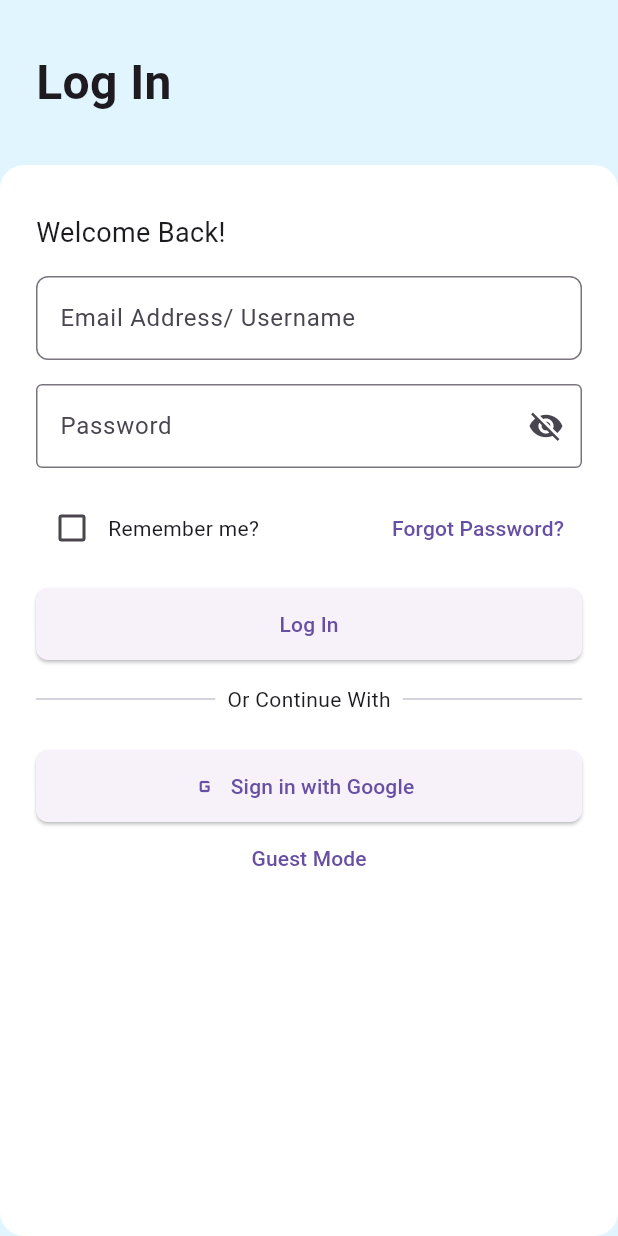
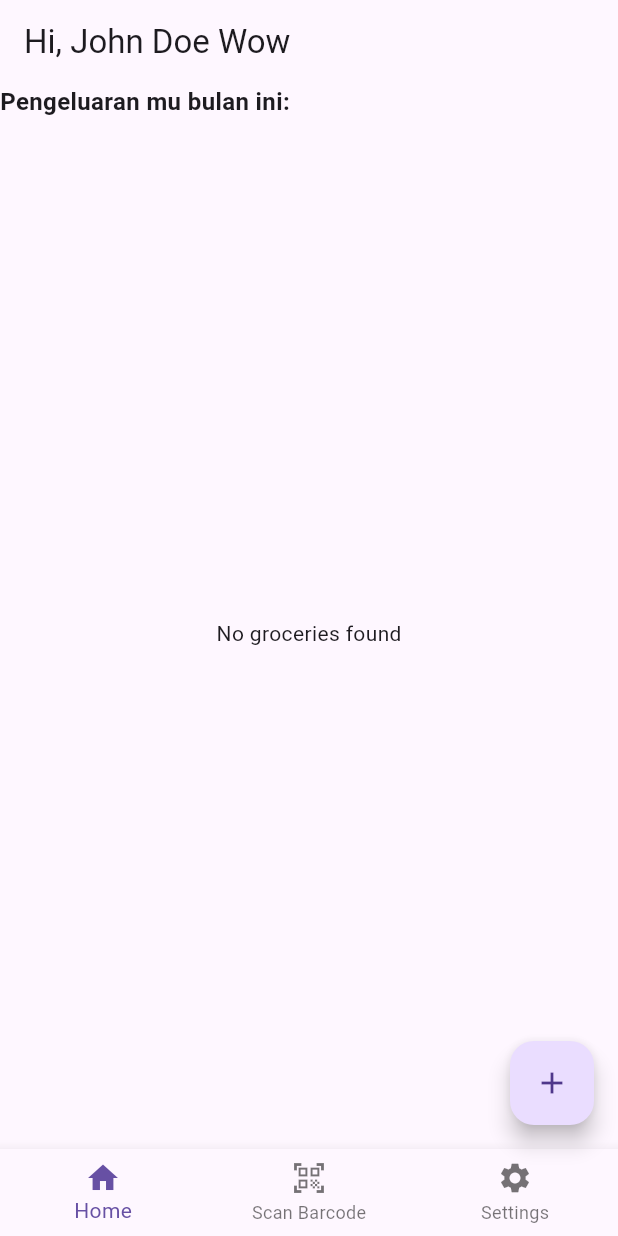
Before and after one commit to deotamaaa/grocery_scanner_app, a Flutter app: the screen it shows after launch, after a tap on "Guest Mode", on a phone screen of 412 x 824 dp. Run offline on Flutter 3.47's test engine with Material 3 defaults, Android fonts, the phone set to English and light mode, and no system bars; our stand-ins replace bloc, flutter_bloc, gap, get_it, isar, loading_animation_widget and 1 more; accounts and stored records are empty; generated files the repository leaves out were written again.

Commit message:
Add list functionality done

```diff
--- /dev/null
+++ b/lib/data/remote/grocery_remote_impl.dart
@@ -0,0 +1,45 @@
+import 'package:grocery_scanner_app/data/model/grocery_model.dart';
+import 'package:grocery_scanner_app/data/remote/grocery_remote.dart';
+import 'package:grocery_scanner_app/features/Login/service/isar.dart';
+import 'package:isar/isar.dart';
+import 'package:logger/web.dart';
+
+class GroceryRemoteImpl implements GroceryRemote {
+  late IsarService isarService;
+
+  GroceryRemoteImpl() {
+    isarService = IsarService();
+  }
+
+  var logger = Logger();
+
+  @override
+  Future<List<Grocery>> getGroceries() async {
+    final isar = await isarService.db;
+    return isar.grocerys.where().findAll();
+  }
+
+  @override
+  Future<Grocery> addGrocery(Grocery grocery) async {
+    final isar = await isarService.db;
+    await isar.writeTxn(() => isar.grocerys.put(grocery));
+    return grocery;
+  }
+
+  @override
+  Future<Grocery> updateGrocery(Grocery grocery) async {
+    final isar = await isarService.db;
+    await isar.writeTxn(() => isar.grocerys.put(grocery));
+    return grocery;
+  }
+
+  @override
+  Stream<List<Grocery>> watchGroceries() async* {
+    final isar = await isarService.db;
+    yield* isar.grocerys
+        .where()
+        .offset(0)
+        .limit(3)
+        .watch(fireImmediately: true);
+  }
+}
--- /dev/null
+++ b/lib/domain/entities/grocery_entities.dart
@@ -0,0 +1,24 @@
+class GroceryEntity {
+  GroceryEntity({
+    required this.groceryName,
+    required this.groceryDescription,
+    required this.groceryPrice,
+    required this.groceryQuantity,
+    required this.totalPrice,
+  });
+  final String groceryName;
+  final String groceryDescription;
+  final double groceryPrice;
+  final int groceryQuantity;
+  final double totalPrice;
+
+  Map<String, dynamic> toJson() {
+    return {
+      'groceryName': groceryName,
+      'groceryDescription': groceryDescription,
+      'groceryPrice': groceryPrice,
+      'groceryQuantity': groceryQuantity,
+      'totalPrice': totalPrice,
+    };
+  }
+}
--- /dev/null
+++ b/lib/domain/usecases/grocery_usecase.dart
@@ -0,0 +1,24 @@
+import 'package:grocery_scanner_app/domain/entities/grocery_entities.dart';
+import 'package:grocery_scanner_app/domain/repository/grocery_repository.dart';
+
+class GroceryUseCase {
+  final GroceryRepository _groceryRepository;
+
+  GroceryUseCase(this._groceryRepository);
+
+  Future<List<GroceryEntity>> getGrocery() async {
+    return await _groceryRepository.getGrocery();
+  }
+
+  Future<GroceryEntity> addGrocery(GroceryEntity grocery) async {
+    return await _groceryRepository.addGrocery(grocery);
+  }
+
+  Future<GroceryEntity> updateGrocery(GroceryEntity grocery) async {
+    return await _groceryRepository.updateGrocery(grocery);
+  }
+
+  Stream<List<GroceryEntity>> watchGroceries() {
+    return _groceryRepository.watchGroceries();
+  }
+}
--- /dev/null
+++ b/lib/features/Home/cubit/grocery_cubit.dart
@@ -0,0 +1,56 @@
+import 'package:bloc/bloc.dart';
+import 'package:grocery_scanner_app/domain/entities/grocery_entities.dart';
+import 'package:grocery_scanner_app/domain/usecases/grocery_usecase.dart';
+import 'package:logger/web.dart';
+import 'package:meta/meta.dart';
+
+part 'grocery_state.dart';
+
+class GroceryCubit extends Cubit<GroceryState> {
+  final GroceryUseCase groceryUseCase;
+  var logger = Logger();
+  GroceryCubit(this.groceryUseCase) : super(GroceryInitial());
+
+  void getGrocery() async {
+    emit(GroceryInitial());
+    try {
+      final groceries = await groceryUseCase.getGrocery();
+      emit(GrocerySuccess(groceries));
+    } catch (e) {
+      emit(GroceryError(e.toString()));
+    }
+  }
+
+  void addGrocery(GroceryEntity grocery) async {
+    emit(GroceryInitial());
+    try {
+      final addGrocery = await groceryUseCase.addGrocery(grocery);
+      emit(GroceryAdded(addGrocery));
+    } catch (e) {
+      logger.e(e.toString());
+      emit(GroceryError(e.toString()));
+    }
+  }
+
+  void updateGrocery(GroceryEntity grocery) async {
+    emit(GroceryInitial());
+    try {
+      final updatedGrocery = await groceryUseCase.updateGrocery(grocery);
+      emit(GroceryAdded(updatedGrocery));
+    } catch (e) {
+      logger.e(e.toString());
+      emit(GroceryError(e.toString()));
+    }
+  }
+
+  void watchGroceries() {
+    emit(GroceryInitial());
+    groceryUseCase.watchGroceries().listen((groceries) {
+      if (groceries.isEmpty) {
+        emit(GroceryError('No groceries found'));
+        return;
+      }
+      emit(GrocerySuccess(groceries));
+    });
+  }
+}
--- /dev/null
+++ b/lib/features/Home/cubit/grocery_state.dart
@@ -0,0 +1,24 @@
+part of 'grocery_cubit.dart';
+
+@immutable
+sealed class GroceryState {}
+
+final class GroceryInitial extends GroceryState {}
+
+final class GrocerySuccess extends GroceryState {
+  final List<GroceryEntity> groceries;
+
+  GrocerySuccess(this.groceries);
+}
+
+final class GroceryAdded extends GroceryState {
+  final GroceryEntity grocery;
+
+  GroceryAdded(this.grocery);
+}
+
+final class GroceryError extends GroceryState {
+  final String message;
+
+  GroceryError(this.message);
+}
--- /dev/null
+++ b/lib/features/Home/screens/home_screen.dart
@@ -0,0 +1,108 @@
+import 'package:flutter/material.dart';
+import 'package:flutter_bloc/flutter_bloc.dart';
+import 'package:grocery_scanner_app/features/Home/cubit/grocery_cubit.dart';
+import 'package:grocery_scanner_app/features/Home/screens/create_list_screen.dart';
+import 'package:grocery_scanner_app/features/Login/service/di.dart';
+import 'package:loading_animation_widget/loading_animation_widget.dart';
+
+class HomeScreen extends StatefulWidget {
+  const HomeScreen({super.key});
+
+  @override
+  State<HomeScreen> createState() => _HomeScreenState();
+}
+
+class _HomeScreenState extends State<HomeScreen> {
+  @override
+  void initState() {
+    getIt<GroceryCubit>().watchGroceries();
+    super.initState();
+  }
+
+  @override
+  Widget build(BuildContext context) {
+    return Scaffold(
+      appBar: AppBar(
+        automaticallyImplyLeading: false,
+        title: const Text('Hi, John Doe Wow'),
+        centerTitle: false,
+      ),
+      floatingActionButton: FloatingActionButton(
+        onPressed: () {
+          Navigator.of(context).push(
+            MaterialPageRoute(
+              builder: (context) {
+                return const CreateListScreen();
+              },
+            ),
+          );
+        },
+        child: const Icon(Icons.add),
+      ),
+      bottomNavigationBar: BottomNavigationBar(
+        items: const [
+          BottomNavigationBarItem(
+            icon: Icon(Icons.home),
+            label: 'Home',
+          ),
+          BottomNavigationBarItem(
+            icon: Icon(Icons.qr_code_scanner),
+            label: 'Scan Barcode',
+          ),
+          BottomNavigationBarItem(
+            icon: Icon(Icons.settings),
+            label: 'Settings',
+          ),
+        ],
+      ),
+      body: Column(
+        crossAxisAlignment: CrossAxisAlignment.start,
+        children: [
+          const Text(
+            'Pengeluaran mu bulan ini:',
+            style: TextStyle(
+              fontSize: 16.0,
+              fontWeight: FontWeight.bold,
+            ),
+          ),
+          Expanded(
+            child: BlocBuilder<GroceryCubit, GroceryState>(
+              bloc: getIt<GroceryCubit>()..watchGroceries(),
+              builder: (context, state) {
+                if (state is GroceryInitial) {
+                  return Center(
+                    child: LoadingAnimationWidget.inkDrop(
+                      color: Colors.white,
+                      size: 24,
+                    ),
+                  );
+                }
+                if (state is GrocerySuccess) {
+                  return ListView.builder(
+                      itemCount: state.groceries.length,
+                      shrinkWrap: true,
+                      itemBuilder: (context, index) {
+                        return ListTile(
+                          title: Text(state.groceries[index].groceryName),
+                          subtitle:
+                              Text(state.groceries[index].groceryDescription),
+                          trailing: Text(
+                              " Rp.${state.groceries[index].totalPrice.toString()} "),
+                          onTap: () {},
+                        );
+                      });
+                }
+                if (state is GroceryError) {
+                  return Center(
+                    child: Text(state.message),
+                  );
+                }
+                return Container();
+              },
+            ),
+          ),
+        ],
+      ),
+    );
+  }
+}
--- a/lib/features/Login/screens/login_screen.dart
+++ b/lib/features/Login/screens/login_screen.dart
@@ -2,6 +2,7 @@ import 'dart:io';
 
 import 'package:flutter/material.dart';
 import 'package:gap/gap.dart';
+import 'package:grocery_scanner_app/features/Home/screens/home_screen.dart';
 
 class LoginScreen extends StatefulWidget {
   const LoginScreen({super.key});
@@ -137,7 +138,15 @@ class _LoginScreenState extends State<LoginScreen> {
                       ),
                       Center(
                         child: TextButton(
-                          onPressed: () {},
+                          onPressed: () {
+                            Navigator.of(context).push(
+                              MaterialPageRoute(
+                                builder: (context) {
+                                  return const HomeScreen();
+                                },
+                              ),
+                            );
+                          },
                           child: const Text('Guest Mode'),
                         ),
                       ),
--- /dev/null
+++ b/lib/features/Login/service/di.dart
@@ -0,0 +1,28 @@
+import 'package:get_it/get_it.dart';
+import 'package:grocery_scanner_app/data/remote/grocery_remote.dart';
+import 'package:grocery_scanner_app/data/remote/grocery_remote_impl.dart';
+import 'package:grocery_scanner_app/data/repository/grocery_repository_impl.dart';
+import 'package:grocery_scanner_app/domain/repository/grocery_repository.dart';
+import 'package:grocery_scanner_app/domain/usecases/grocery_usecase.dart';
+import 'package:grocery_scanner_app/features/Home/cubit/grocery_cubit.dart';
+import 'package:grocery_scanner_app/features/Login/service/isar.dart';
+
+final GetIt getIt = GetIt.instance;
+
+void setup() {
+  // Register data sources
+  getIt.registerLazySingleton<IsarService>(() => IsarService());
+  getIt.registerLazySingleton<GroceryRemote>(() => GroceryRemoteImpl());
+
+  // Register repositories
+  getIt.registerLazySingleton<GroceryRepository>(
+      () => GroceryRepositoryImpl(getIt<GroceryRemote>()));
+
+  // Register use cases
+  getIt.registerLazySingleton<GroceryUseCase>(
+      () => GroceryUseCase(getIt<GroceryRepository>()));
+
+  // Register Cubit
+  getIt.registerFactory<GroceryCubit>(
+      () => GroceryCubit(getIt<GroceryUseCase>()));
+}
--- a/lib/main.dart
+++ b/lib/main.dart
@@ -1,7 +1,12 @@
 import 'package:flutter/material.dart';
+import 'package:flutter_bloc/flutter_bloc.dart';
+import 'package:grocery_scanner_app/features/Home/cubit/grocery_cubit.dart';
 import 'package:grocery_scanner_app/features/Login/screens/login_screen.dart';
+import 'package:grocery_scanner_app/features/Login/service/di.dart';
 
-void main() {
+void main() async {
+  WidgetsFlutterBinding.ensureInitialized(); // Ensure binding is initialized
+  setup();
   runApp(const MainApp());
 }
 
@@ -10,8 +15,11 @@ class MainApp extends StatelessWidget {
 
   @override
   Widget build(BuildContext context) {
-    return const MaterialApp(
-      home: LoginScreen(),
+    return BlocProvider(
+      create: (context) => GroceryCubit(getIt()),
+      child: const MaterialApp(
+        home: LoginScreen(),
+      ),
     );
   }
 }
```
Also changed, not shown: lib/data/model/grocery_model.dart (added, +67 -0 lines), lib/data/remote/grocery_remote.dart (added, +8 -0 lines), lib/data/repository/grocery_repository_impl.dart (added, +36 -0 lines), lib/domain/repository/grocery_repository.dart (added, +8 -0 lines), lib/features/Home/screens/create_list_screen.dart (added, +112 -0 lines), lib/features/Login/service/isar.dart (added, +27 -0 lines), pubspec.yaml (+14 -2 lines), lib/data/model/grocery_model.g.dart (added), pubspec.lock, 6 other files.
